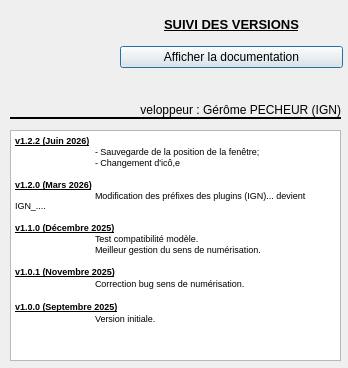
IGNF/assistant-hydro-national-qgis-plugin, file aproposde.ui: the form before one commit.
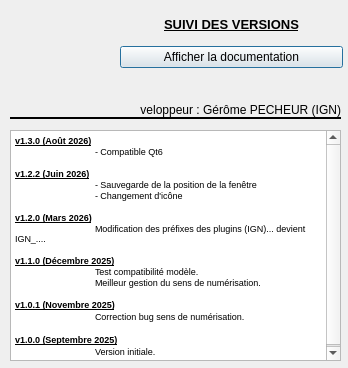
The form after the commit. Icons and pictures are not drawn.

Commit message: renommage du plugin

Diff of the .ui file:
```diff
--- a/aproposde.ui
+++ b/aproposde.ui
@@ -137,9 +137,12 @@
 &lt;html&gt;&lt;head&gt;&lt;meta name=&quot;qrichtext&quot; content=&quot;1&quot; /&gt;&lt;style type=&quot;text/css&quot;&gt;
 p, li { white-space: pre-wrap; }
 &lt;/style&gt;&lt;/head&gt;&lt;body style=&quot; font-family:'MS Shell Dlg 2'; font-size:8.25pt; font-weight:400; font-style:normal;&quot;&gt;
+&lt;p style=&quot; margin-top:0px; margin-bottom:0px; margin-left:0px; margin-right:0px; -qt-block-indent:0; text-indent:0px;&quot;&gt;&lt;span style=&quot; font-size:7pt; font-weight:600; text-decoration: underline;&quot;&gt;v1.3.0 (Août 2026)&lt;/span&gt;&lt;/p&gt;
+&lt;p style=&quot; margin-top:0px; margin-bottom:0px; margin-left:0px; margin-right:0px; -qt-block-indent:0; text-indent:0px;&quot;&gt;&lt;span style=&quot; font-size:7pt;&quot;&gt;	- Compatible Qt6&lt;/span&gt;&lt;/p&gt;
+&lt;p style=&quot;-qt-paragraph-type:empty; margin-top:0px; margin-bottom:0px; margin-left:0px; margin-right:0px; -qt-block-indent:0; text-indent:0px; font-size:7pt;&quot;&gt;&lt;br /&gt;&lt;/p&gt;
 &lt;p style=&quot; margin-top:0px; margin-bottom:0px; margin-left:0px; margin-right:0px; -qt-block-indent:0; text-indent:0px;&quot;&gt;&lt;span style=&quot; font-size:7pt; font-weight:600; text-decoration: underline;&quot;&gt;v1.2.2 (Juin 2026)&lt;/span&gt;&lt;/p&gt;
-&lt;p style=&quot; margin-top:0px; margin-bottom:0px; margin-left:0px; margin-right:0px; -qt-block-indent:0; text-indent:0px;&quot;&gt;&lt;span style=&quot; font-size:7pt;&quot;&gt;	- Sauvegarde de la position de la fenêtre;&lt;/span&gt;&lt;/p&gt;
-&lt;p style=&quot; margin-top:0px; margin-bottom:0px; margin-left:0px; margin-right:0px; -qt-block-indent:0; text-indent:0px;&quot;&gt;&lt;span style=&quot; font-size:7pt;&quot;&gt;	- Changement d'icô,e&lt;/span&gt;&lt;/p&gt;
+&lt;p style=&quot; margin-top:0px; margin-bottom:0px; margin-left:0px; margin-right:0px; -qt-block-indent:0; text-indent:0px;&quot;&gt;&lt;span style=&quot; font-size:7pt;&quot;&gt;	- Sauvegarde de la position de la fenêtre&lt;/span&gt;&lt;/p&gt;
+&lt;p style=&quot; margin-top:0px; margin-bottom:0px; margin-left:0px; margin-right:0px; -qt-block-indent:0; text-indent:0px;&quot;&gt;&lt;span style=&quot; font-size:7pt;&quot;&gt;	- Changement d'icône&lt;/span&gt;&lt;/p&gt;
 &lt;p style=&quot;-qt-paragraph-type:empty; margin-top:0px; margin-bottom:0px; margin-left:0px; margin-right:0px; -qt-block-indent:0; text-indent:0px; font-size:7pt;&quot;&gt;&lt;br /&gt;&lt;/p&gt;
 &lt;p style=&quot; margin-top:0px; margin-bottom:0px; margin-left:0px; margin-right:0px; -qt-block-indent:0; text-indent:0px;&quot;&gt;&lt;span style=&quot; font-size:7pt; font-weight:600; text-decoration: underline;&quot;&gt;v1.2.0 (Mars 2026)&lt;/span&gt;&lt;/p&gt;
 &lt;p style=&quot; margin-top:0px; margin-bottom:0px; margin-left:0px; margin-right:0px; -qt-block-indent:0; text-indent:0px;&quot;&gt;&lt;span style=&quot; font-size:7pt;&quot;&gt;	Modification des préfixes des plugins (IGN)... devient IGN_....&lt;/span&gt;&lt;/p&gt;
```
The commit also changes 2 other files.
